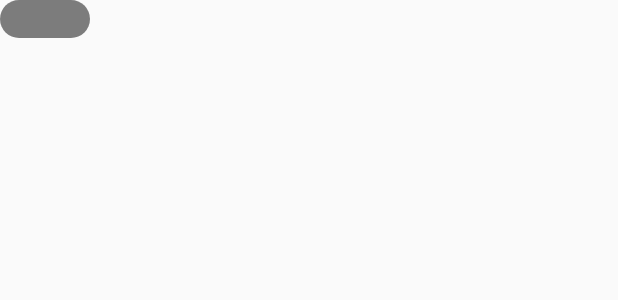
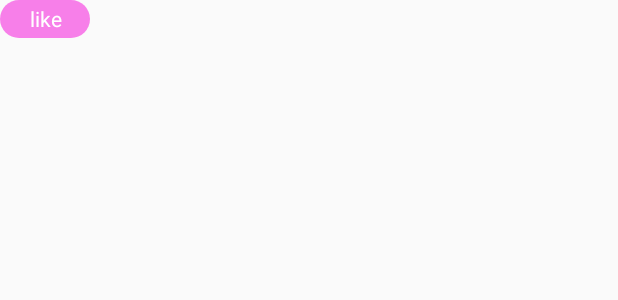
Before and after one commit to android-lyhv/android-ReactionFacbook, an Android app: the layout title_view.xml on its own in the app's theme, with its tools: preview values and no code run, on a phone screen of 412 x 824 dp. Shown: the top 300 px of the screen. Run offline under Robolectric (Android 15) with nearby library versions, the phone set to English and light mode, and no system bars.

Commit message:
fix covention

```diff
--- a/app/src/main/res/drawable/background_tv_reaction.xml
+++ b/app/src/main/res/drawable/background_tv_reaction.xml
@@ -1,6 +1,6 @@
 <shape xmlns:android="http://schemas.android.com/apk/res/android"
     android:shape="rectangle">
-    <solid android:color="#80000000" />
+    <solid android:color="#80f506d9" />
     <corners android:radius="12.5dp" />
     <padding
         android:bottom="2dp"
--- a/app/src/main/res/layout/title_view.xml
+++ b/app/src/main/res/layout/title_view.xml
@@ -2,8 +2,10 @@
 <TextView xmlns:android="http://schemas.android.com/apk/res/android"
     android:layout_width="@dimen/width_title"
     android:layout_height="@dimen/height_title"
+    xmlns:tools="http://schemas.android.com/tools"
     android:background="@drawable/background_tv_reaction"
     android:gravity="center"
     android:paddingLeft="10dp"
     android:paddingRight="10dp"
+    tools:text="like"
     android:textColor="@android:color/white" />
```
